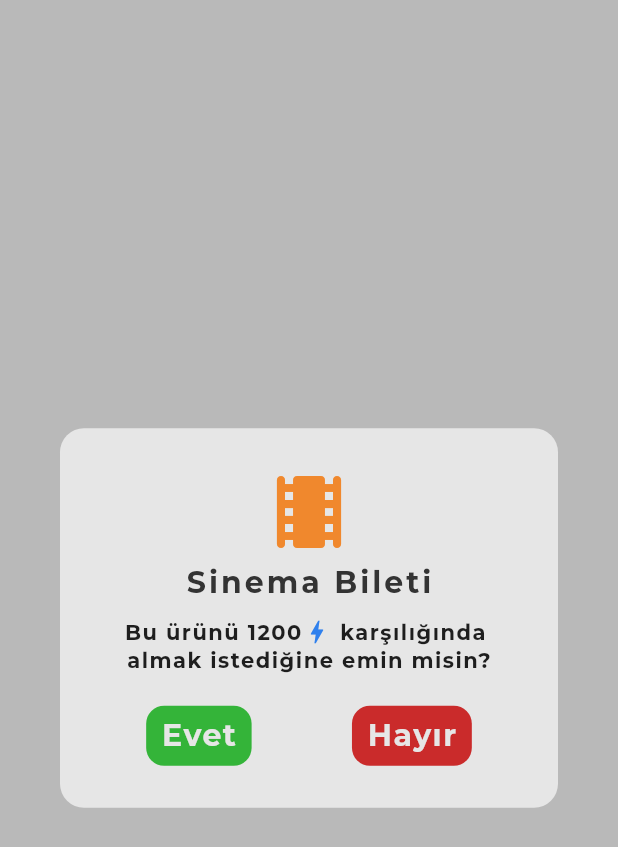
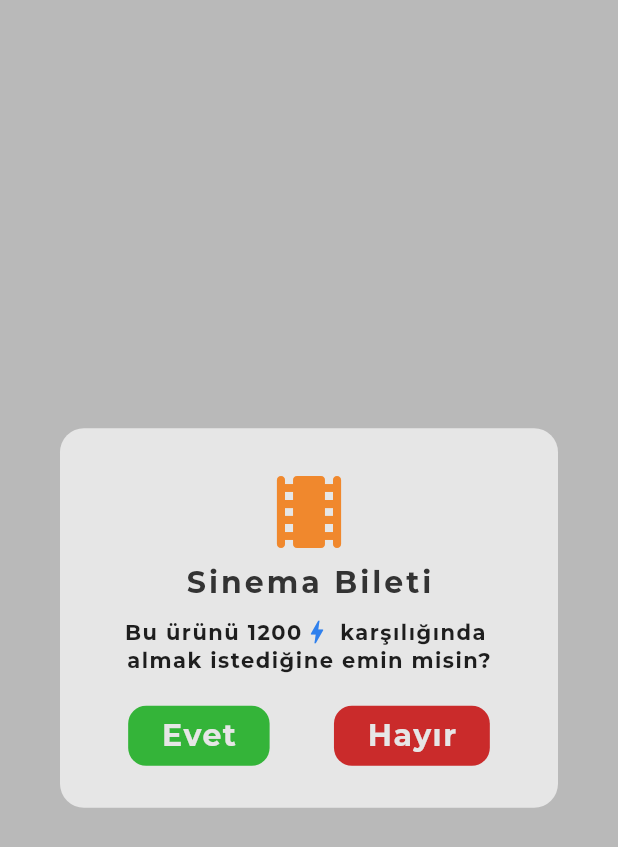
Before and after one commit to NisaDost/EduPilot, a Flutter app: the CouponCardPopUp widget shown alone on an empty page, opened directly with sample values from the repository, on a phone screen of 412 x 824 dp. Shown: the top 847 px of the screen. Run offline on Flutter 3.47's test engine with Material 3 defaults, Android fonts, the phone set to English and light mode, and no system bars; our stand-ins replace firebase_core, flutter_riverpod, google_fonts, riverpod_annotation; accounts and stored records are empty; generated files the repository leaves out were written again.

Commit message:
modify small details

```diff
--- a/edupilot/lib/main.dart
+++ b/edupilot/lib/main.dart
@@ -26,10 +26,11 @@ class MyApp extends StatelessWidget {
   @override
   Widget build(BuildContext context) {
     return MaterialApp(
-      title: '',
+      title: 'EduPilot',
       theme: primaryTheme,
       home: const MainScreen(),
       debugShowCheckedModeBanner: false,
+      //supportedLocales: const <Locale>[Locale('tr', 'TR')],
     );
   }
 }
--- a/edupilot/lib/models/user/student.dart
+++ b/edupilot/lib/models/user/student.dart
@@ -13,5 +13,5 @@ class Student {
   final String id;
   final User user;
   final String? institutionName;
-  final Supervisor? supervisor;
+  final List<Supervisor>? supervisor;
 }
--- a/edupilot/lib/screens/store/widgets/coupon_card_pop_up.dart
+++ b/edupilot/lib/screens/store/widgets/coupon_card_pop_up.dart
@@ -52,12 +52,18 @@ class CouponCardPopUp extends StatelessWidget {
                       Navigator.of(context).pop();
                     },
                     color: AppColors.successColor,
-                    child: StyledHeading('Evet', AppColors.backgroundColor),
+                    child: Padding(
+                      padding: const EdgeInsets.symmetric(horizontal: 12),
+                      child: StyledHeading('Evet', AppColors.backgroundColor),
+                    ),
                   ),
                   ProfileScreenButton(
                     onPressed: () => Navigator.of(context).pop(),
                     color: AppColors.dangerColor,
-                    child: StyledHeading('Hayır', AppColors.backgroundColor),
+                    child: Padding(
+                      padding: const EdgeInsets.symmetric(horizontal: 12),
+                      child: StyledHeading('Hayır', AppColors.backgroundColor),
+                    ),
                   )
                 ],
               )
--- a/edupilot/lib/shared/custom_bottom_bar.dart
+++ b/edupilot/lib/shared/custom_bottom_bar.dart
@@ -44,7 +44,7 @@ class CustomBottomBar extends StatelessWidget {
               child: Icon(
                 icon,
                 color: isActive
-                    ? AppColors.highlightColor
+                    ? AppColors.secondaryColor
                     : AppColors.backgroundColor,
                 size: 32,
               ),
```
